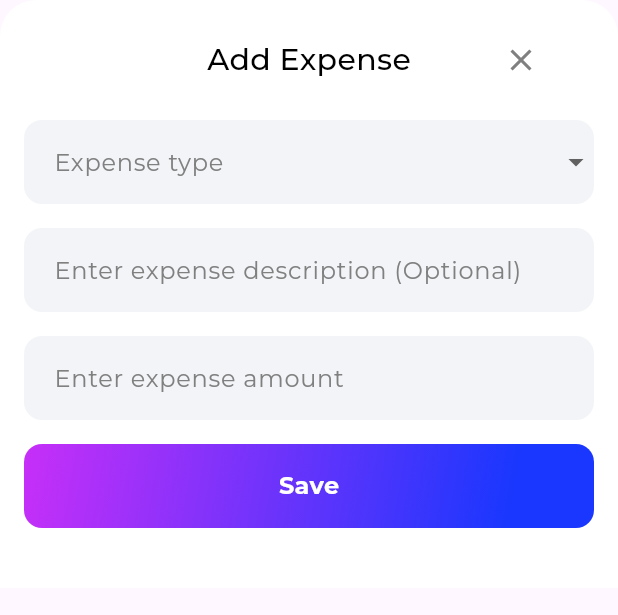
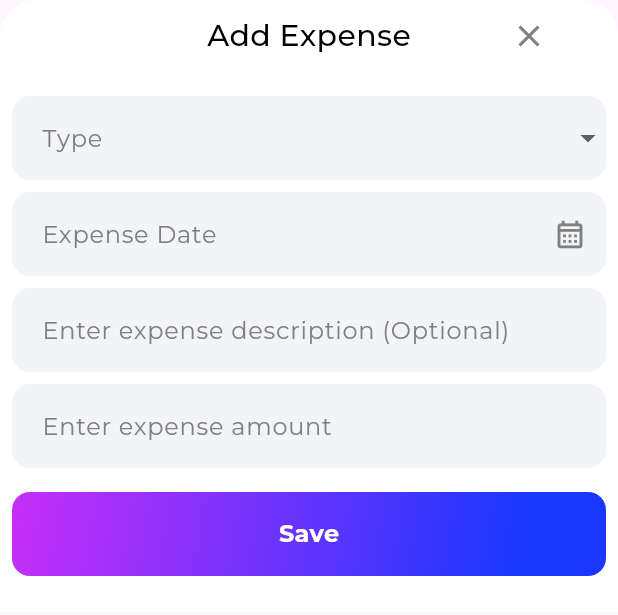
Before and after one commit to KafiulIslam/money_ger, a Flutter app: the AddExpenseBottomSheet widget shown alone on an empty page, opened directly, after a tap on "Save", on a phone screen of 412 x 824 dp. Shown: the top 615 px of the screen. Run offline on Flutter 3.47's test engine with Material 3 defaults, Android fonts, the phone set to English and light mode, and no system bars; our stand-ins replace appwrite, fl_chart, flutter_local_notifications, flutter_secure_storage, flutter_svg, go_router and 3 more; missing offline and left inert: currency_picker, store_redirect, workmanager; accounts and stored records are empty; network calls fail.

Commit message:
user can add expense date

```diff
--- a/lib/utils/constant/constant.dart
+++ b/lib/utils/constant/constant.dart
@@ -55,6 +55,7 @@ class AppConstant{
     'Fee & Charge',
     'Missing',
     'Interest',
+    'Smoke & Waste'
     'Others'
   ];
   static final List<String> debtsTypeList = [
@@ -77,20 +78,6 @@ class AppConstant{
   static String userImageUrl = '';
 
  /// base url ///
-static const baseUrl = 'http://arabic.live.pwtech.pw:9001/';
+//static const baseUrl = 'http://arabic.live.pwtech.pw:9001/';
 
 }
-
-
-// InputDecoration(
-// filled: true,
-// fillColor: assColor,
-// contentPadding: const EdgeInsets.all(12),
-// hintText: 'Enter your this month\'s budget',
-// hintStyle: hintTextStyle,
-// focusedBorder: AppConstant.focusOutLineBorder,
-// enabledBorder: AppConstant.enableOutLineBorder,
-// errorBorder: AppConstant.outlineErrorBorder,
-// focusedErrorBorder: AppConstant.outlineErrorBorder,
-// focusColor: primaryColor,
-// )
--- a/lib/views/dashboard/fixedCost/widgets/fixed_cost_tile.dart
+++ b/lib/views/dashboard/fixedCost/widgets/fixed_cost_tile.dart
@@ -45,7 +45,6 @@ class _FixedCostTileState extends State<FixedCostTile> {
   late TextEditingController _description;
   late TextEditingController _expenseAmount;
 
-
   @override
   void initState() {
     _description = TextEditingController(text: widget.description);
@@ -85,11 +84,13 @@ class _FixedCostTileState extends State<FixedCostTile> {
                         widget.expenseAmount,
                         widget.createdAt,
                         true,
-                        context).then((value) {
+                        context)
+                    .then((value) {
                   monthlyBudgetState.addExpense(
                       AppConstant.currentMonthId,
                       widget.description,
                       widget.expenseType,
+                      DateTime.now().toString(),
                       widget.expenseAmount,
                       context);
                 });
--- a/lib/views/dashboard/home/widgets/add_expense_bottomsheet.dart
+++ b/lib/views/dashboard/home/widgets/add_expense_bottomsheet.dart
@@ -3,6 +3,7 @@ import 'package:money_ger/controllers/monthly_budget_provider.dart';
 import 'package:money_ger/widgets/components/buttons/primary_button.dart';
 import 'package:money_ger/widgets/components/inputFields/common_textfield.dart';
 import 'package:provider/provider.dart';
+import 'package:intl/intl.dart';
 import '../../../../utils/color.dart';
 import '../../../../utils/constant/constant.dart';
 import '../../../../utils/custom_dialog.dart';
@@ -22,6 +23,48 @@ class _AddExpenseBottomSheetState extends State<AddExpenseBottomSheet> {
   final TextEditingController _expenseAmount = TextEditingController();
   final TextEditingController _description = TextEditingController();
   final TextEditingController _selectedExpenseType = TextEditingController();
+  final TextEditingController _expenseDate = TextEditingController();
+
+  //expense date
+  late DateTime? _selectedDate = DateTime.now();
+
+  Future<void> _selectDate() async {
+    final DateTime? picked = await showDatePicker(
+      context: context,
+      initialDate: _selectedDate ?? DateTime.now(),
+      firstDate: DateTime(2020),
+      lastDate: DateTime.now(),
+      builder: (context, child) {
+        return Theme(
+          data: Theme.of(context).copyWith(
+            colorScheme: ColorScheme.light(
+              primary: primeColor,
+              onPrimary: white,
+              surface: white,
+              onSurface: black,
+            ),
+          ),
+          child: child!,
+        );
+      },
+    );
+
+    if (picked != null && picked != _selectedDate) {
+      setState(() {
+        _selectedDate = picked;
+        _expenseDate.text = DateFormat('yyyy-MM-dd').format(picked);
+      });
+    }
+  }
+
+  @override
+  void dispose() {
+    _expenseAmount.dispose();
+    _description.dispose();
+    _selectedExpenseType.dispose();
+    _expenseDate.dispose();
+    super.dispose();
+  }
 
   @override
   Widget build(BuildContext context) {
@@ -35,7 +78,7 @@ class _AddExpenseBottomSheetState extends State<AddExpenseBottomSheet> {
             color: white),
         child: SingleChildScrollView(
           child: Padding(
-            padding: const EdgeInsets.all(16.0),
+            padding: const EdgeInsets.symmetric(horizontal: 8.0),
             child: Consumer<MonthlyBudgetProvider>(
                 builder: (_, monthlyBudgetState, child) {
               return Column(
@@ -44,24 +87,31 @@ class _AddExpenseBottomSheetState extends State<AddExpenseBottomSheet> {
                   _header(),
                   sixteenVerticalSpace,
                   _expenseType(),
-                      sixteenVerticalSpace,
+                  eightVerticalSpace,
+                  _buildExpenseDate(),
+                  eightVerticalSpace,
                   CommonTextField(
                     fieldController: _description,
                     hintText: 'Enter expense description (Optional)',
                   ),
-                      sixteenVerticalSpace,
+                  eightVerticalSpace,
                   _buildExpenseAmount(),
                   sixteenVerticalSpace,
                   PrimaryButton(
                     onTap: () {
                       if (_expenseAmount.text.isNotEmpty) {
-                            monthlyBudgetState.addExpense(
-                                AppConstant.currentMonthId, _description.text,
-                                _selectedExpenseType.text, int.parse(_expenseAmount.text),
-                                context).then((value){
+                        monthlyBudgetState
+                            .addExpense(
+                                AppConstant.currentMonthId,
+                                _description.text,
+                                _selectedExpenseType.text,
+                                _selectedDate.toString(),
+                                int.parse(_expenseAmount.text),
+                                context)
+                            .then((value) {
                           Navigator.pop(context);
-                              CustomDialog.autoDialog(
-                                  context, Icons.check, 'Expense is added successfully');
+                          CustomDialog.autoDialog(context, Icons.check,
+                              'Expense is added successfully');
                         });
                       }
                     },
@@ -112,7 +162,7 @@ class _AddExpenseBottomSheetState extends State<AddExpenseBottomSheet> {
         filled: true,
         fillColor: assColor,
         contentPadding: const EdgeInsets.all(16),
-        hintText: 'Expense type',
+        hintText: 'Type',
         hintStyle: hintTextStyle,
         suffixIcon: DropdownButtonHideUnderline(
           child: DropdownButton<String>(
@@ -129,6 +179,31 @@ class _AddExpenseBottomSheetState extends State<AddExpenseBottomSheet> {
               });
             },
           ),
+        ),
+        focusedBorder: AppConstant.focusOutLineBorder,
+        enabledBorder: AppConstant.enableOutLineBorder,
+        errorBorder: AppConstant.outlineErrorBorder,
+        focusedErrorBorder: AppConstant.outlineErrorBorder,
+        focusColor: secondaryColor,
+      ),
+    );
+  }
+
+  Widget _buildExpenseDate() {
+    return TextFormField(
+      controller: _expenseDate,
+      readOnly: true,
+      onTap: () => _selectDate(),
+      decoration: InputDecoration(
+        filled: true,
+        fillColor: assColor,
+        contentPadding: const EdgeInsets.all(16),
+        hintText: 'Expense Date',
+        hintStyle: hintTextStyle,
+        suffixIcon: Icon(
+          Icons.calendar_month_outlined,
+          color: iconColor,
+          size: 22,
         ),
         focusedBorder: AppConstant.focusOutLineBorder,
         enabledBorder: AppConstant.enableOutLineBorder,
@@ -160,5 +235,4 @@ class _AddExpenseBottomSheetState extends State<AddExpenseBottomSheet> {
       autovalidateMode: AutovalidateMode.onUserInteraction,
     );
   }
-
 }
```
Also changed, not shown: lib/controllers/monthly_budget_provider.dart (+11 -13 lines). Lines whose indentation alone changed are shown as unchanged.
